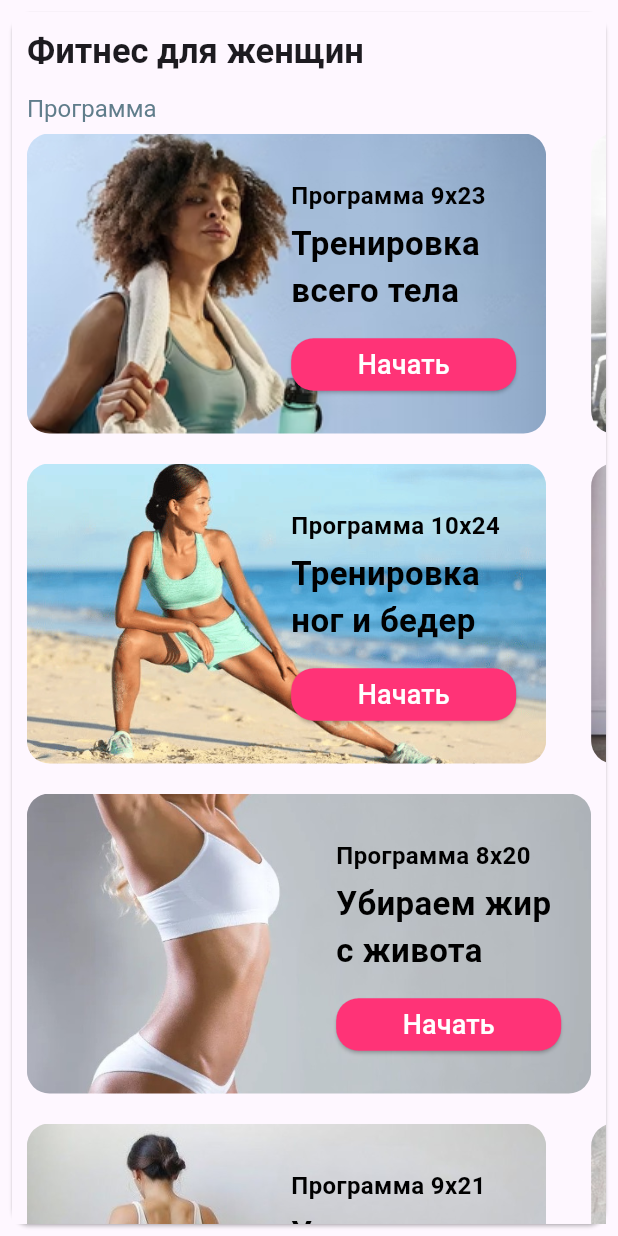
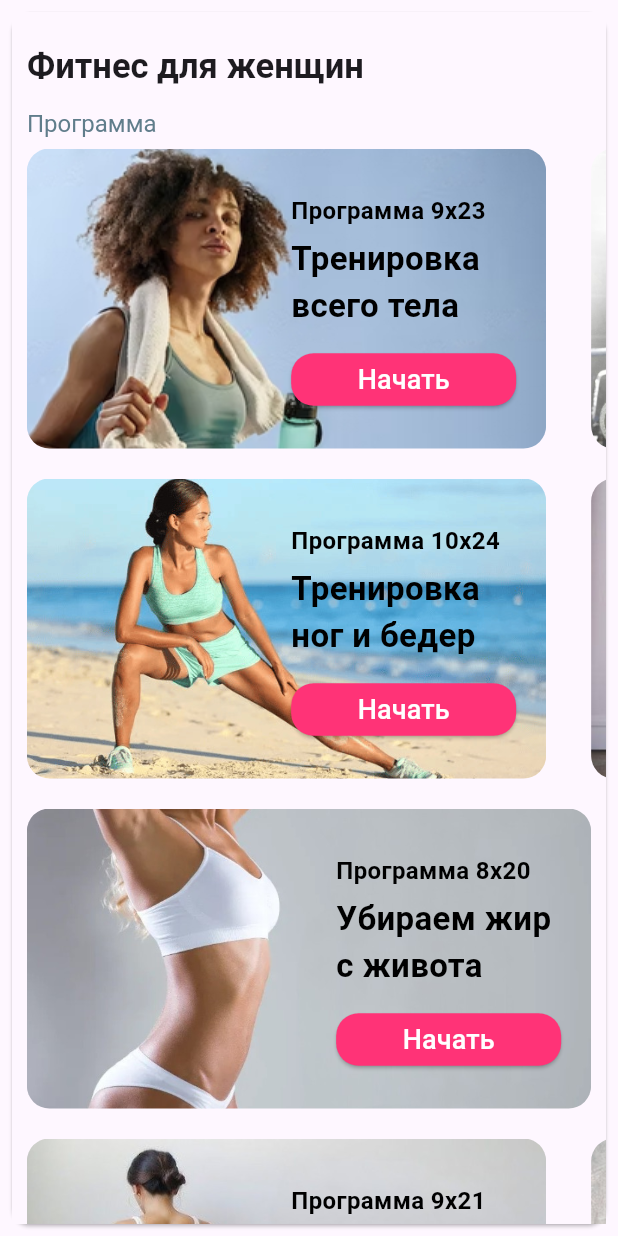
Before and after one commit to Zakirov-Yuriy/home_fitness, a Flutter app: the screen it shows after launch, on a phone screen of 412 x 824 dp. Run offline on Flutter 3.47's test engine with Material 3 defaults, Android fonts, the light colour scheme and no system bars; our stand-ins replace flutter_native_splash, video_player.

Commit message:
version: 1.0.0+4 release

```diff
--- a/lib/src/screens/app_screens/home_screens.dart
+++ b/lib/src/screens/app_screens/home_screens.dart
@@ -1,5 +1,4 @@
 import 'package:flutter/material.dart';
-import 'package:home_fitness/src/widgets/app_screens/calendar_screen/calendar_screen.dart';
 import '../../widgets/app_screens/workout_screen/training_screen/Container_Carousel_Five/Tight_toned_arms/container_carousel_widget_one.dart';
 import '../../widgets/app_screens/workout_screen/training_screen/Container_Carousel_Four/Bigger_booty/container_carousel_widget_one.dart';
 import '../../widgets/app_screens/workout_screen/training_screen/Container_Carousel_One/your_body/container_carousel_widget_one.dart';
@@ -39,7 +38,7 @@ class HomeScreenState extends State<HomeScreen> {
               child: Container(
                 alignment: Alignment.bottomLeft,
                 child: const Padding(
-                  padding: EdgeInsets.only(left: 10, bottom: 10, top: 10),
+                  padding: EdgeInsets.only(left: 10, bottom: 10, top: 20),
                   child: Text(
                     'Фитнес для женщин',
                     style: TextStyle(
--- a/pubspec.yaml
+++ b/pubspec.yaml
@@ -16,7 +16,7 @@ publish_to: 'none' # Remove this line if you wish to publish to pub.dev
 # https://developer.apple.com/library/archive/documentation/General/Reference/InfoPlistKeyReference/Articles/CoreFoundationKeys.html
 # In Windows, build-name is used as the major, minor, and patch parts
 # of the product and file versions while build-number is used as the build suffix.
-version: 1.0.0+3
+version: 1.0.0+4
 
 environment:
   sdk: '>=3.4.4 <4.0.0'
```
